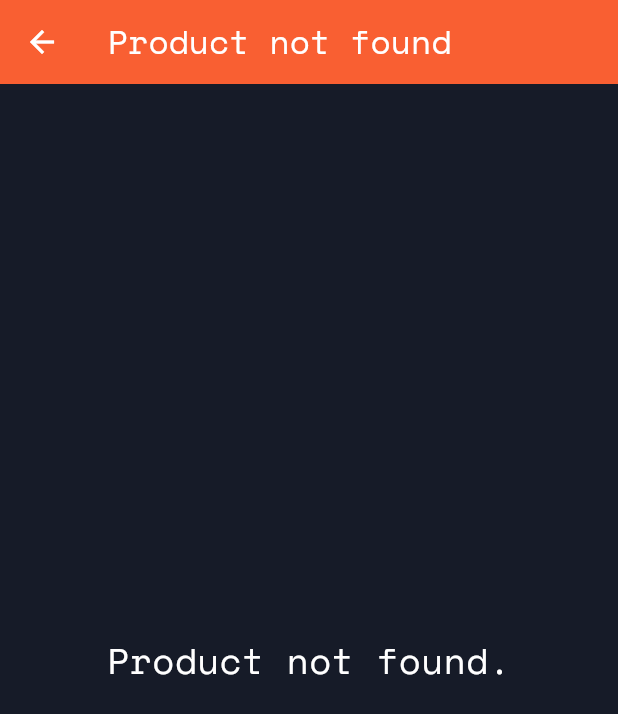
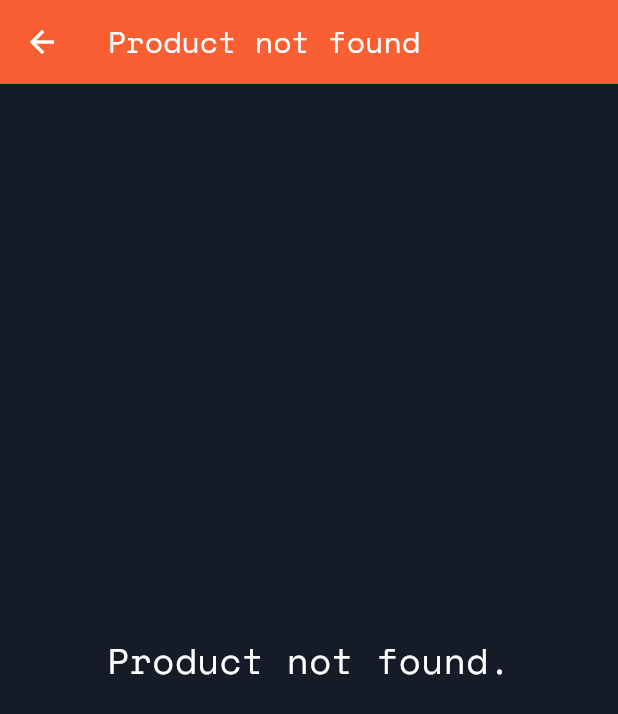
Before and after one commit to boushib/flutter-shop, a Flutter app: the ProductDetailsScreen screen opened directly with empty values, on a phone screen of 412 x 824 dp. Shown: the top 714 px of the screen. Run offline on Flutter 3.47's test engine with Material 3 defaults, Android fonts, the phone set to English and light mode, and no system bars; our stand-ins replace flutter_dotenv; missing offline and left inert: mongo_dart.

Commit message:
Tweak Dashboard Styling

```diff
--- a/lib/screens/add_product.dart
+++ b/lib/screens/add_product.dart
@@ -14,7 +14,10 @@ class AddProductScreenState extends State<AddProductScreen> {
   Widget build(BuildContext context) {
     return Scaffold(
       appBar: AppBar(
-        title: const Text('Add a new product'),
+        title: const Text(
+          'Add a new product',
+          style: TextStyle(fontSize: 20),
+        ),
       ),
       body: const Padding(
         padding: EdgeInsets.all(20.0),
--- a/lib/screens/cart.dart
+++ b/lib/screens/cart.dart
@@ -16,7 +16,10 @@ class CartScreen extends StatelessWidget {
     final orders = Provider.of<Orders>(context, listen: false);
     return Scaffold(
       appBar: AppBar(
-        title: const Text('Your Cart'),
+        title: const Text(
+          'Your Cart',
+          style: TextStyle(fontSize: 20),
+        ),
         backgroundColor: Theme.of(context).primaryColor,
         foregroundColor: Colors.white,
       ),
--- a/lib/screens/dashboard.dart
+++ b/lib/screens/dashboard.dart
@@ -18,7 +18,10 @@ class DashboardScreen extends StatelessWidget {
     final products = Provider.of<ProductsProvider>(context).products;
     return Scaffold(
       appBar: AppBar(
-        title: const Text('My Products'),
+        title: const Text(
+          'Dashboard',
+          style: TextStyle(fontSize: 20),
+        ),
         backgroundColor: Theme.of(context).primaryColor,
         foregroundColor: Colors.white,
         actions: [
--- a/lib/screens/edit_product.dart
+++ b/lib/screens/edit_product.dart
@@ -92,7 +92,10 @@ class EditProductScreenState extends State<EditProductScreen> {
   Widget build(BuildContext context) {
     return Scaffold(
       appBar: AppBar(
-        title: const Text("Edit product"),
+        title: const Text(
+          "Edit product",
+          style: TextStyle(fontSize: 20),
+        ),
         backgroundColor: Theme.of(context).primaryColor,
         foregroundColor: Colors.white,
       ),
--- a/lib/screens/home.dart
+++ b/lib/screens/home.dart
@@ -9,7 +9,10 @@ class HomeScreen extends StatelessWidget {
   Widget build(BuildContext context) {
     return Scaffold(
       appBar: AppBar(
-        title: const Text('Home Page'),
+        title: const Text(
+          'Home',
+          style: TextStyle(fontSize: 20),
+        ),
         backgroundColor: Theme.of(context).primaryColor,
         foregroundColor: Colors.white,
       ),
--- a/lib/screens/orders.dart
+++ b/lib/screens/orders.dart
@@ -30,7 +30,10 @@ class OrdersScreenState extends State<OrdersScreen> {
     final orders = Provider.of<Orders>(context).orders;
     return Scaffold(
       appBar: AppBar(
-        title: const Text('Orders'),
+        title: const Text(
+          'Orders',
+          style: TextStyle(fontSize: 20),
+        ),
         backgroundColor: Theme.of(context).primaryColor,
         foregroundColor: Colors.white,
       ),
--- a/lib/screens/product_details.dart
+++ b/lib/screens/product_details.dart
@@ -15,21 +15,32 @@ class ProductDetailsScreen extends StatelessWidget {
 
     return Scaffold(
       appBar: AppBar(
-        // The title will be dynamically updated once the product data is available
         title: Consumer<ProductsProvider>(
           builder: (ctx, productsProvider, _) {
             return FutureBuilder(
               future: productsProvider.getProductById(product_id),
               builder: (ctx, snapshot) {
                 if (snapshot.connectionState == ConnectionState.waiting) {
-                  return const Text('Loading...');
+                  return const Text(
+                    'Loading...',
+                    style: TextStyle(fontSize: 20),
+                  );
                 } else if (snapshot.hasError) {
-                  return Text('Error: ${snapshot.error}');
+                  return Text(
+                    'Error: ${snapshot.error}',
+                    style: const TextStyle(fontSize: 20),
+                  );
                 } else if (!snapshot.hasData) {
-                  return const Text('Product not found');
+                  return const Text(
+                    'Product not found',
+                    style: TextStyle(fontSize: 20),
+                  );
                 } else {
                   var product = snapshot.data;
-                  return Text(product?.title ?? 'Product Details');
+                  return Text(
+                    product?.title ?? 'Product Details',
+                    style: const TextStyle(fontSize: 20),
+                  );
                 }
               },
             );
--- a/lib/screens/products.dart
+++ b/lib/screens/products.dart
@@ -44,7 +44,10 @@ class ProductsOverviewScreenState extends State<ProductsOverviewScreen> {
   Widget build(BuildContext context) {
     return Scaffold(
       appBar: AppBar(
-        title: const Text('Products'),
+        title: const Text(
+          'Products',
+          style: TextStyle(fontSize: 20),
+        ),
         backgroundColor: Theme.of(context).primaryColor,
         foregroundColor: Colors.white,
         actions: [
--- a/lib/widgets/app_drawer.dart
+++ b/lib/widgets/app_drawer.dart
@@ -16,7 +16,10 @@ class AppDrawer extends StatelessWidget {
             AppBar(
               title: const Align(
                 alignment: Alignment.centerLeft,
-                child: Text('Shoppo'),
+                child: Text(
+                  'Shoppo',
+                  style: TextStyle(fontSize: 20),
+                ),
               ),
               backgroundColor: Theme.of(context).primaryColor,
               foregroundColor: Colors.white,
```
Also changed, not shown: lib/widgets/dashboard_product_item.dart (+63 -16 lines).
